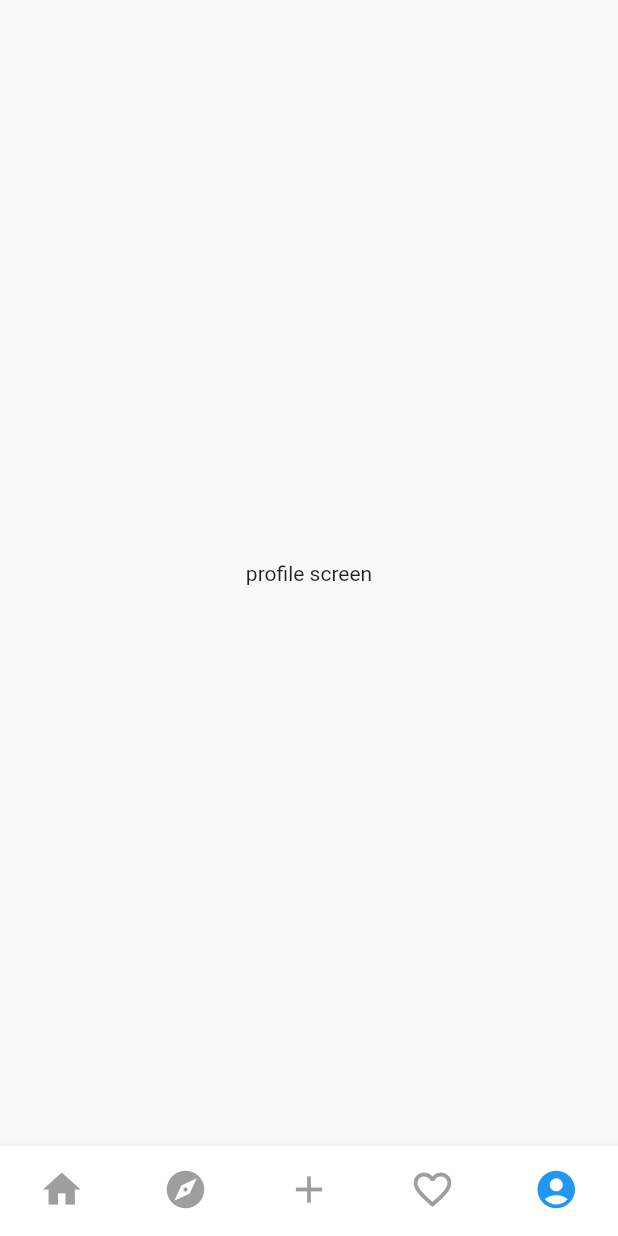
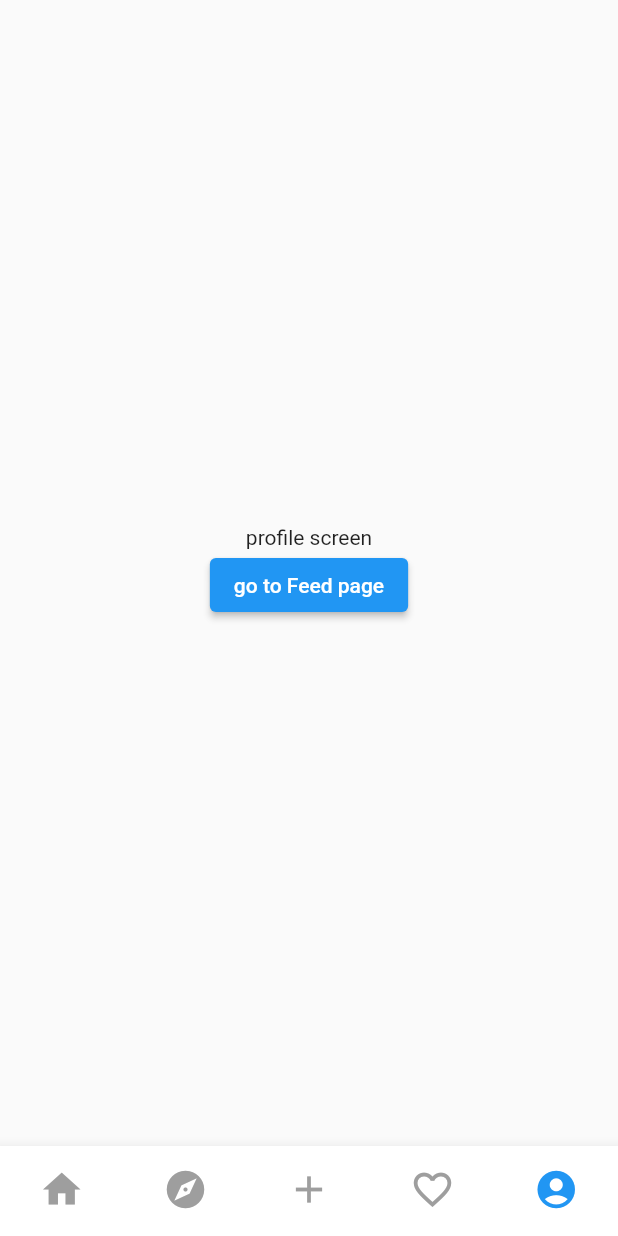
Before and after one commit to imjeen/nested_navigator, a Flutter app: the screen it shows after launch, item 5 of the bottom bar chosen, on a phone screen of 412 x 824 dp. Run offline on Flutter 3.47's test engine with Material 2 defaults, Android fonts, the phone set to English and light mode, and no system bars.

Commit message:
:beers:  change directories and update screens

```diff
--- a/lib/custom_router.dart
+++ b/lib/custom_router.dart
@@ -1,6 +1,7 @@
 import 'package:flutter/material.dart';
-import 'package:nested_navigator/App.dart';
+import 'package:nested_navigator/screens/app_screen.dart';
 import 'package:nested_navigator/screens/comments/comments_screen.dart';
+import 'package:nested_navigator/screens/edit_profile/edit_profile_screen.dart';
 import 'package:nested_navigator/screens/login/login_screen.dart';
 import 'package:nested_navigator/screens/splash_screen.dart';
 
@@ -13,10 +14,10 @@ class CustomRouter {
           settings: const RouteSettings(name: SplashScreen.routeName),
           builder: (_) => const SplashScreen(),
         );
-      case App.routeName:
+      case AppScreen.routeName:
         return MaterialPageRoute(
-          settings: const RouteSettings(name: App.routeName),
-          builder: (_) => const App(),
+          settings: const RouteSettings(name: AppScreen.routeName),
+          builder: (_) => const AppScreen(),
         );
       case CommentsScreen.routeName:
         return MaterialPageRoute(
@@ -37,17 +38,10 @@ class CustomRouter {
   // Tab Navigator 的嵌套路由
   static Route generateTabNestedRoute(RouteSettings settings) {
     switch (settings.name) {
-      case '/nested':
+      case EditProfileScreen.routeName:
         return MaterialPageRoute(
-          settings: const RouteSettings(name: '/nested'),
-          builder: (_) => Scaffold(
-            appBar: AppBar(
-              title: const Text('Nested'),
-            ),
-            body: const Center(
-              child: Text('screen: /nested'),
-            ),
-          ),
+          settings: const RouteSettings(name: EditProfileScreen.routeName),
+          builder: (_) => const EditProfileScreen(),
         );
       default:
         return _errorRoute(text: 'Not found nested route: ${settings.name}');
--- a/lib/main.dart
+++ b/lib/main.dart
@@ -1,6 +1,6 @@
 import 'package:flutter/material.dart';
-import 'package:nested_navigator/App.dart';
 import 'package:nested_navigator/custom_router.dart';
+import 'package:nested_navigator/screens/splash_screen.dart';
 
 void main() {
   runApp(const MyApp());
@@ -17,7 +17,7 @@ class MyApp extends StatelessWidget {
       theme: ThemeData(
         primarySwatch: Colors.blue,
       ),
-      initialRoute: App.routeName,
+      initialRoute: SplashScreen.routeName,
       onGenerateRoute: CustomRouter.generateRoute,
     );
   }
--- a/lib/App.dart
+++ b/lib/screens/app_screen.dart
@@ -1,17 +1,17 @@
 import 'package:flutter/material.dart';
-import 'package:nested_navigator/bottom_nav.dart';
+import 'package:nested_navigator/screens/bottom_nav.dart';
 
-import './constants.dart';
+import '../constants.dart';
 
-class App extends StatefulWidget {
-  static const String routeName = '/app';
-  const App({Key? key}) : super(key: key);
+class AppScreen extends StatefulWidget {
+  static const String routeName = '/';
+  const AppScreen({Key? key}) : super(key: key);
 
   @override
-  State<App> createState() => _AppState();
+  State<AppScreen> createState() => _AppScreenState();
 }
 
-class _AppState extends State<App> {
+class _AppScreenState extends State<AppScreen> {
   // 图标
   final Map<BottomNavItem, IconData> items = {
     BottomNavItem.feed: Icons.home,
--- a/lib/bottom_nav.dart
+++ b/lib/screens/bottom_nav.dart
@@ -1,8 +1,8 @@
 
 import 'package:flutter/material.dart';
-import 'package:nested_navigator/App.dart';
 import 'package:nested_navigator/constants.dart';
 import 'package:nested_navigator/custom_router.dart';
+import 'package:nested_navigator/screens/app_screen.dart';
 import 'package:nested_navigator/screens/create_post/create_post_screen.dart';
 import 'package:nested_navigator/screens/explore/explore_screen.dart';
 import 'package:nested_navigator/screens/favorite/favorite_screen.dart';
@@ -24,7 +24,7 @@ class BottomNav extends StatelessWidget {
     print('item => ${item}');
     return Navigator(
       key: navigatorKey,
-      initialRoute: App.routeName,
+      initialRoute: AppScreen.routeName,
       onGenerateRoute: CustomRouter.generateTabNestedRoute,
       onGenerateInitialRoutes: (_, initialRoute) {
         List<MaterialPageRoute> routes = [];
--- a/lib/screens/create_post/create_post_screen.dart
+++ b/lib/screens/create_post/create_post_screen.dart
@@ -3,6 +3,7 @@ import 'package:nested_navigator/widgets/color_detail.dart';
 import 'package:nested_navigator/widgets/color_list.dart';
 
 class CreatePostScreen extends StatelessWidget {
+  static const String routeName = "/createPost";
   const CreatePostScreen({Key? key}) : super(key: key);
 
   final MaterialColor color = Colors.blue;
--- a/lib/screens/edit_profile/edit_profile_screen.dart
+++ b/lib/screens/edit_profile/edit_profile_screen.dart
@@ -1,6 +1,7 @@
 import 'package:flutter/material.dart';
 
 class EditProfileScreen extends StatelessWidget {
+  static const String routeName = "/editProfile";
   const EditProfileScreen({Key? key}) : super(key: key);
 
   @override
--- a/lib/screens/profile/profile_screen.dart
+++ b/lib/screens/profile/profile_screen.dart
@@ -1,12 +1,22 @@
 import 'package:flutter/material.dart';
+import 'package:nested_navigator/screens/edit_profile/edit_profile_screen.dart';
 
 class ProfileScreen extends StatelessWidget {
   const ProfileScreen({Key? key}) : super(key: key);
 
   @override
   Widget build(BuildContext context) {
-    return const Center(
-      child: Text('profile screen'),
+    return Column(
+      mainAxisAlignment: MainAxisAlignment.center,
+      children: [
+        const Text('profile screen'),
+        ElevatedButton(
+              onPressed: () {
+                Navigator.of(context).pushNamed(EditProfileScreen.routeName);
+              },
+              child: const Text('go to Feed page'),
+            ),
+      ],
     );
   }
 }
```
Also changed, not shown: lib/screens/login/login_screen.dart (+16 -2 lines).
